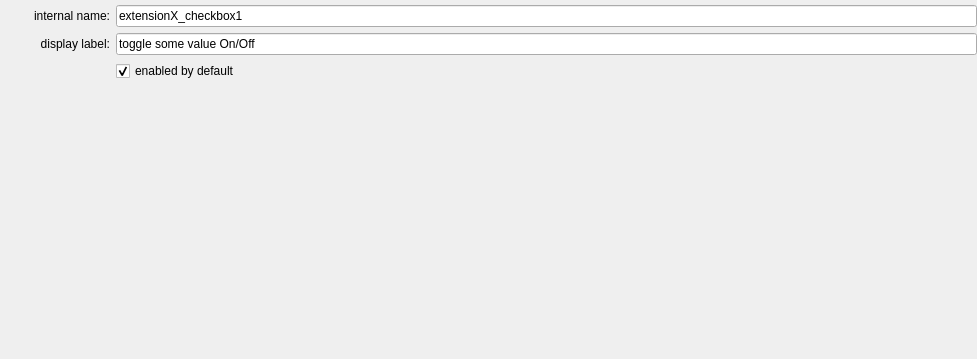
Old version of the form ui/a2ctrl/check_edit.ui in the repository ewerybody/a2.
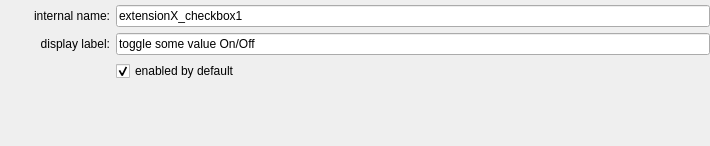
New version of the form.

```diff
--- a/ui/a2ctrl/check_edit.ui
+++ b/ui/a2ctrl/check_edit.ui
@@ -6,8 +6,8 @@
    <rect>
     <x>0</x>
     <y>0</y>
-    <width>977</width>
-    <height>359</height>
+    <width>710</width>
+    <height>146</height>
    </rect>
   </property>
   <property name="windowTitle">
```
Left out of the diff: 2 changed lines with no effect on the pictures.
